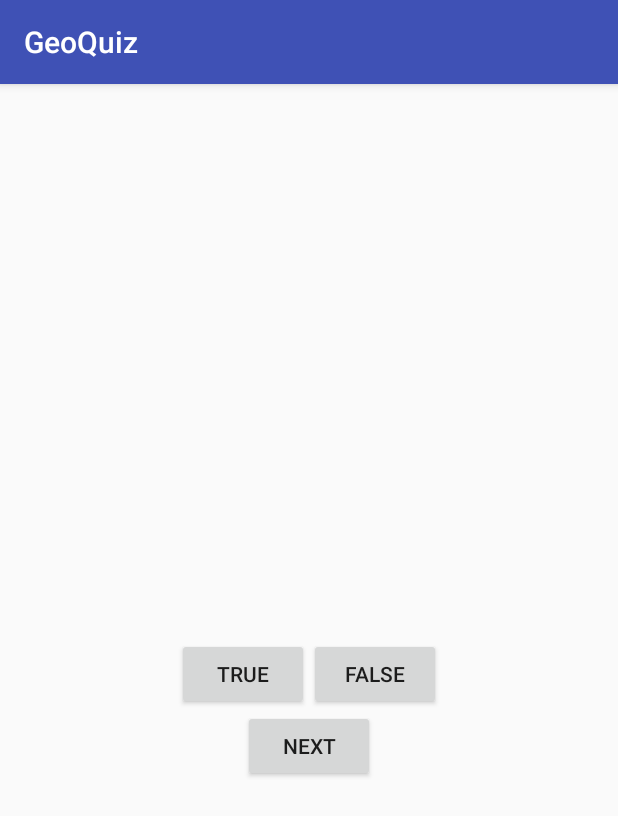
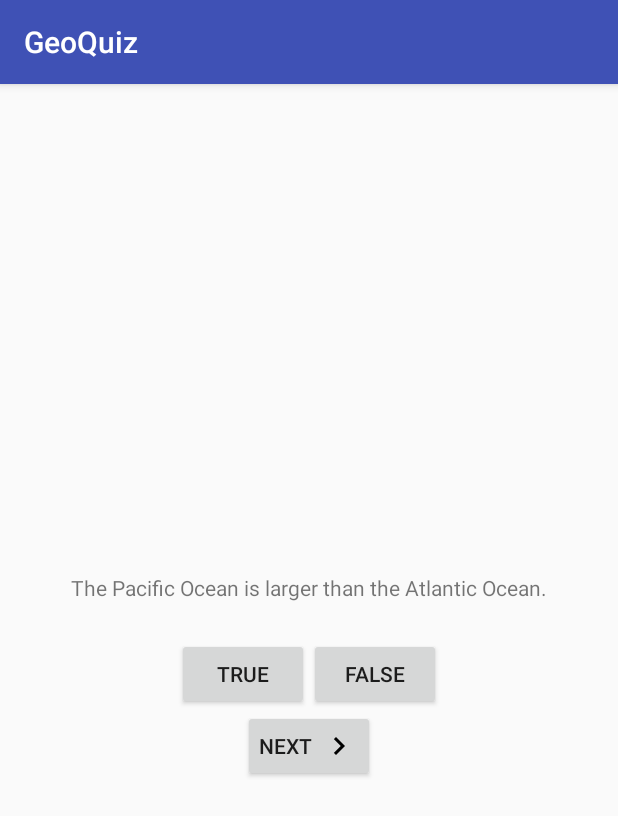
Before and after one commit to sergeykamyshov/AndroidForProBook, an Android app: the screen it shows after launch (MainActivity), after a tap on "TRUE", on a phone screen of 412 x 824 dp. Shown: the top 816 px of the screen. Run offline under Robolectric (Android 15) with nearby library versions, the phone set to English and light mode, and no system bars.

Commit message:
Added questions and handlers for buttons. Inserted icon navigation "Right" in button next

```diff
--- a/GeoQuiz/app/src/main/java/com/example/android/geoquiz/MainActivity.java
+++ b/GeoQuiz/app/src/main/java/com/example/android/geoquiz/MainActivity.java
@@ -4,23 +4,38 @@
 import android.support.v7.app.AppCompatActivity;
 import android.view.View;
 import android.widget.Button;
+import android.widget.TextView;
 import android.widget.Toast;
 
 public class MainActivity extends AppCompatActivity {
 
     private Button mTrueButton;
     private Button mFalseButton;
+    private Button mNextButton;
+    private TextView mQuestionTextView;
+    private int mCurrentIndex = 0;
+
+    private Question[] mQuestionBank = new Question[]{
+            new Question(R.string.question_oceans, true),
+            new Question(R.string.question_mideast, false),
+            new Question(R.string.question_africa, false),
+            new Question(R.string.question_americas, true),
+            new Question(R.string.question_asia, true)
+    };
 
     @Override
     protected void onCreate(Bundle savedInstanceState) {
         super.onCreate(savedInstanceState);
         setContentView(R.layout.activity_main);
 
+        mQuestionTextView = (TextView) findViewById(R.id.question_text_view);
+        updateQuestion();
+
         mTrueButton = (Button) findViewById(R.id.true_button);
         mTrueButton.setOnClickListener(new View.OnClickListener() {
             @Override
             public void onClick(View v) {
-                Toast.makeText(MainActivity.this, R.string.correct_toast, Toast.LENGTH_SHORT).show();
+                checkAnswer(true);
             }
         });
 
@@ -28,8 +43,34 @@
         mFalseButton.setOnClickListener(new View.OnClickListener() {
             @Override
             public void onClick(View v) {
-                Toast.makeText(MainActivity.this, R.string.incorrect_toast, Toast.LENGTH_SHORT).show();
+                checkAnswer(false);
+            }
+        });
+
+        mNextButton = (Button) findViewById(R.id.next_button);
+        mNextButton.setOnClickListener(new View.OnClickListener() {
+            @Override
+            public void onClick(View v) {
+                mCurrentIndex = (mCurrentIndex + 1) % mQuestionBank.length;
+                updateQuestion();
             }
         });
     }
+
+    private void updateQuestion() {
+        int question = mQuestionBank[mCurrentIndex].getTextResId();
+        mQuestionTextView.setText(question);
+    }
+
+    private void checkAnswer(boolean userPressedTrue) {
+        boolean answerIsTrue = mQuestionBank[mCurrentIndex].isAnswerTrue();
+
+        int messageResId = 0;
+        if (userPressedTrue == answerIsTrue) {
+            messageResId = R.string.correct_toast;
+        } else {
+            messageResId = R.string.incorrect_toast;
+        }
+        Toast.makeText(this, messageResId, Toast.LENGTH_SHORT).show();
+    }
 }
--- a/GeoQuiz/app/src/main/res/layout/activity_main.xml
+++ b/GeoQuiz/app/src/main/res/layout/activity_main.xml
@@ -35,5 +35,7 @@
         android:id="@+id/next_button"
         android:layout_width="wrap_content"
         android:layout_height="wrap_content"
+        android:drawableRight="@drawable/ic_chevron_right_black_24dp"
+        android:paddingLeft="4dp"
         android:text="@string/next_button" />
 </LinearLayout>
```
Also changed, not shown: GeoQuiz/app/src/main/res/drawable-hdpi/ic_chevron_right_black_24dp.png (added), GeoQuiz/app/src/main/res/drawable-mdpi/ic_chevron_right_black_24dp.png (added), GeoQuiz/app/src/main/res/drawable-xhdpi/ic_chevron_right_black_24dp.png (added), GeoQuiz/app/src/main/res/drawable-xxhdpi/ic_chevron_right_black_24dp.png (added), GeoQuiz/app/src/main/res/drawable-xxxhdpi/ic_chevron_right_black_24dp.png (added).
